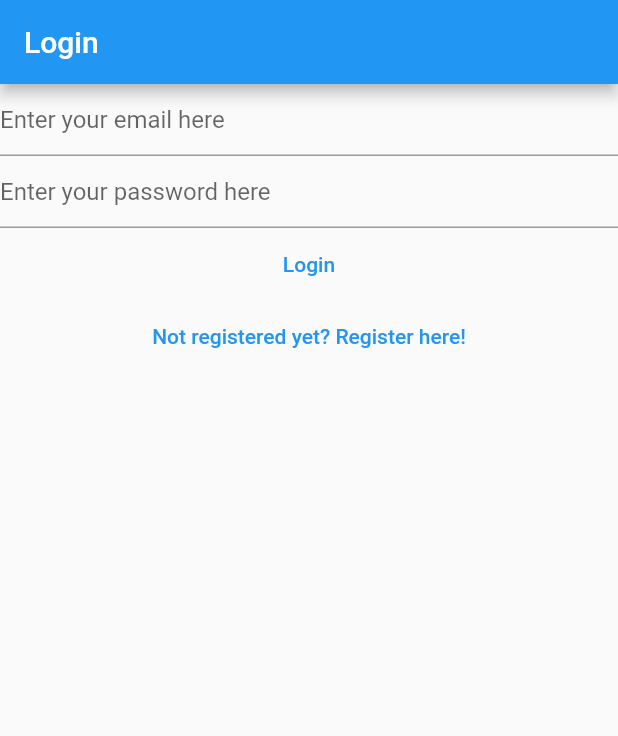
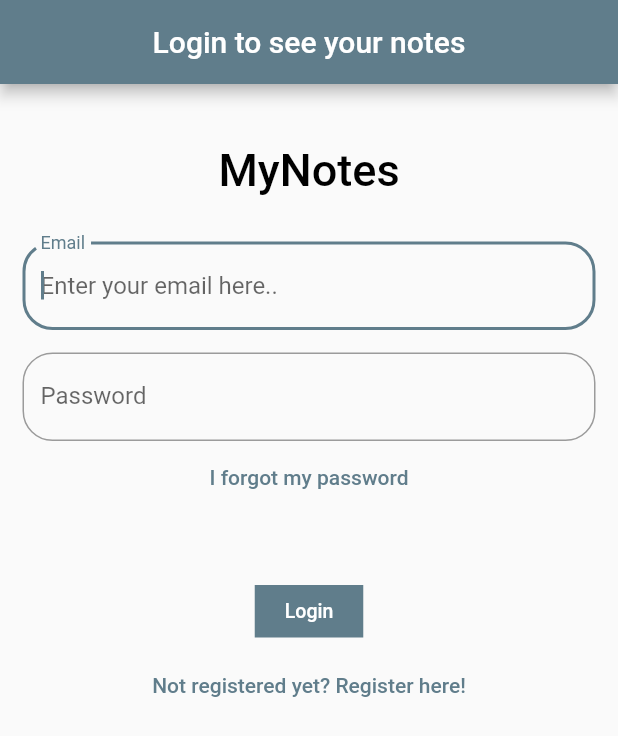
Before and after one commit to husseinalasfar/mynotes-project, a Flutter app: the screen it shows after launch, on a phone screen of 412 x 824 dp. Shown: the top 736 px of the screen. Run offline on Flutter 3.47's test engine with Material 2 defaults, Android fonts, the phone set to English and light mode, and no system bars; our stand-ins replace bloc, cloud_firestore, equatable, firebase_auth, firebase_core, flutter_bloc and 1 more; accounts and stored records are empty.

Commit message:
21 upload

```diff
--- a/lib/main.dart
+++ b/lib/main.dart
@@ -6,6 +6,7 @@ import 'package:mynotes/services/auth/bloc/auth_bloc.dart';
 import 'package:mynotes/services/auth/bloc/auth_event.dart';
 import 'package:mynotes/services/auth/bloc/auth_state.dart';
 import 'package:mynotes/services/auth/firebase_auth_provider.dart';
+import 'package:mynotes/views/forgot_password_view.dart';
 import 'package:mynotes/views/login_view.dart';
 import 'package:mynotes/views/notes/create_update_note_view.dart';
 import 'package:mynotes/views/notes/notes_view.dart';
@@ -16,9 +17,10 @@ void main() {
   WidgetsFlutterBinding.ensureInitialized();
   runApp(
     MaterialApp(
+      debugShowCheckedModeBanner: false,
       title: 'Flutter Demo',
       theme: ThemeData(
-        primarySwatch: Colors.blue,
+        primarySwatch: Colors.blueGrey,
       ),
       home: BlocProvider<AuthBloc>(
         create: (context) => AuthBloc(FirebaseAuthProvider()),
@@ -55,6 +57,8 @@ class HomePage extends StatelessWidget {
           return const VerifyEmailView();
         } else if (state is AuthStateLoggedOut) {
           return const LoginView();
+        } else if (state is AuthStateForgotPassword) {
+          return const ForgotPasswordView();
         } else if (state is AuthStateRegistering) {
           return const RegisterView();
         } else {
--- a/lib/services/auth/auth_provider.dart
+++ b/lib/services/auth/auth_provider.dart
@@ -13,4 +13,5 @@ abstract class AuthProvider {
   });
   Future<void> logOut();
   Future<void> sendEmailVerification();
+  Future<void> sendPasswordReset({required String toEmail});
 }
--- a/lib/services/auth/auth_service.dart
+++ b/lib/services/auth/auth_service.dart
@@ -39,4 +39,8 @@ class AuthService implements AuthProvider {
 
   @override
   Future<void> initialize() => provider.initialize();
+
+  @override
+  Future<void> sendPasswordReset({required String toEmail}) =>
+      provider.sendPasswordReset(toEmail: toEmail);
 }
--- a/lib/services/auth/bloc/auth_event.dart
+++ b/lib/services/auth/bloc/auth_event.dart
@@ -29,6 +29,11 @@ class AuthEventShouldRegister extends AuthEvent {
   const AuthEventShouldRegister();
 }
 
+class AuthEventForgotPassword extends AuthEvent {
+  final String? email;
+  const AuthEventForgotPassword({this.email});
+}
+
 class AuthEventLogOut extends AuthEvent {
   const AuthEventLogOut();
 }
--- a/lib/services/auth/bloc/auth_state.dart
+++ b/lib/services/auth/bloc/auth_state.dart
@@ -22,6 +22,16 @@ class AuthStateRegistering extends AuthState {
   const AuthStateRegistering({
     required this.exception,
     required isLoading,
+  }) : super(isLoading: isLoading);
+}
+
+class AuthStateForgotPassword extends AuthState {
+  final Exception? exception;
+  final bool hasSentEmail;
+  const AuthStateForgotPassword({
+    required this.exception,
+    required this.hasSentEmail,
+    required bool isLoading,
   }) : super(isLoading: isLoading);
 }
 
--- /dev/null
+++ b/lib/utilites/dialogs/password_reset_email_sent_dialog.dart
@@ -0,0 +1,14 @@
+import 'package:flutter/material.dart';
+import 'package:mynotes/utilites/dialogs/generic_dialog.dart';
+
+Future<void> showPasswordResetSentDialog(BuildContext context) {
+  return showGenericDialog<void>(
+    context: context,
+    title: 'Password Reset',
+    content:
+        'We have now sent you a password reset link. Please check your email for more information.',
+    optionsBuilder: () => {
+      'OK': null,
+    },
+  );
+}
--- a/lib/views/login_view.dart
+++ b/lib/views/login_view.dart
@@ -4,7 +4,6 @@ import 'package:mynotes/services/auth/bloc/auth_bloc.dart';
 import 'package:mynotes/services/auth/bloc/auth_event.dart';
 import 'package:mynotes/services/auth/bloc/auth_state.dart';
 import 'package:mynotes/utilites/dialogs/error_dialog.dart';
-import 'package:mynotes/utilites/dialogs/loading_dialog.dart';
 import 'package:flutter_bloc/flutter_bloc.dart';
 
 class LoginView extends StatefulWidget {
@@ -48,28 +47,56 @@ class _LoginViewState extends State<LoginView> {
       },
       child: Scaffold(
         appBar: AppBar(
-          title: const Text('Login'),
+          title: const Center(child: Text('Login to see your notes')),
         ),
-        body: Column(
+        body: SingleChildScrollView(
+          child: Padding(
+            padding: const EdgeInsets.fromLTRB(15, 40, 15, 0),
+            child: Column(
               children: [
+                const Text(
+                  'MyNotes',
+                  style: TextStyle(
+                      color: Colors.black,
+                      fontSize: 30,
+                      fontWeight: FontWeight.w500),
+                ),
+                const SizedBox(height: 30),
                 TextField(
                   controller: _email,
                   enableSuggestions: false,
                   autocorrect: false,
+                  autofocus: true,
                   keyboardType: TextInputType.emailAddress,
                   decoration: const InputDecoration(
-                hintText: 'Enter your email here',
+                    border: OutlineInputBorder(
+                        borderRadius: BorderRadius.all(Radius.circular(20))),
+                    labelText: "Email",
+                    hintText: 'Enter your email here..',
                   ),
                 ),
+                const SizedBox(height: 15),
                 TextField(
                   controller: _password,
                   obscureText: true,
                   enableSuggestions: false,
                   autocorrect: false,
                   decoration: const InputDecoration(
+                    border: OutlineInputBorder(
+                        borderRadius: BorderRadius.all(Radius.circular(20))),
+                    labelText: "Password",
                     hintText: 'Enter your password here',
                   ),
                 ),
+                TextButton(
+                  onPressed: () {
+                    context.read<AuthBloc>().add(
+                          const AuthEventForgotPassword(),
+                        );
+                  },
+                  child: const Text('I forgot my password'),
+                ),
+                const SizedBox(height: 40),
                 TextButton(
                   onPressed: () async {
                     final email = _email.text;
@@ -81,7 +108,14 @@ class _LoginViewState extends State<LoginView> {
                           ),
                         );
                   },
-              child: const Text('Login'),
+                  child: Container(
+                      color: Colors.blueGrey,
+                      padding: const EdgeInsets.symmetric(
+                          vertical: 10, horizontal: 20),
+                      child: const Text(
+                        'Login',
+                        style: TextStyle(color: Colors.white, fontSize: 13.0),
+                      )),
                 ),
                 TextButton(
                   onPressed: () {
@@ -94,6 +128,8 @@ class _LoginViewState extends State<LoginView> {
               ],
             ),
           ),
+        ),
+      ),
     );
   }
 }
--- a/lib/views/notes/notes_list_view.dart
+++ b/lib/views/notes/notes_list_view.dart
@@ -1,5 +1,6 @@
 import 'package:flutter/material.dart';
 import 'package:mynotes/services/cloud/cloud_note.dart';
+import 'package:path/path.dart';
 
 import '../../utilites/dialogs/delete_dialog.dart';
 
@@ -28,6 +29,7 @@ class NotesListView extends StatelessWidget {
             onTap(note);
           },
           title: Text(
+            style: const TextStyle(fontFamily: 'Kalam', fontSize: 20),
             note.text,
             maxLines: 1,
             softWrap: true,
```
Also changed, not shown: lib/services/auth/bloc/auth_bloc.dart (+55 -4 lines), lib/services/auth/firebase_auth_provider.dart (+18 -1 lines), lib/views/forgot_password_view.dart (added, +88 -0 lines), lib/views/notes/create_update_note_view.dart (+11 -6 lines), lib/views/register_view.dart (+32 -4 lines), lib/views/verify_email_view.dart (+6 -3 lines), pubspec.yaml (+4 -6 lines), assets/fonts/Kalam-Regular.ttf (added), 1 other file. Lines whose indentation alone changed are shown as unchanged.
